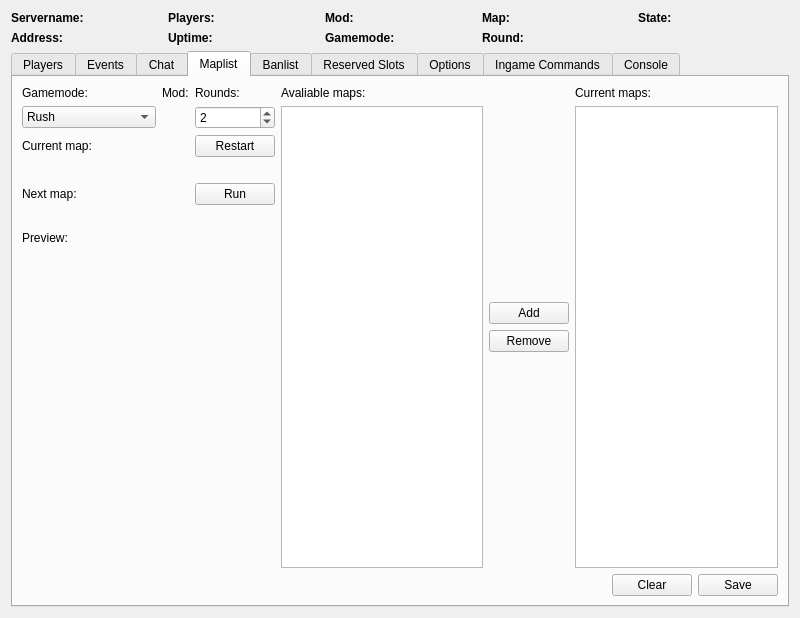
OpenRcon/OpenRcon, file Client/bfbc2/BFBC2.ui: the form before one commit.
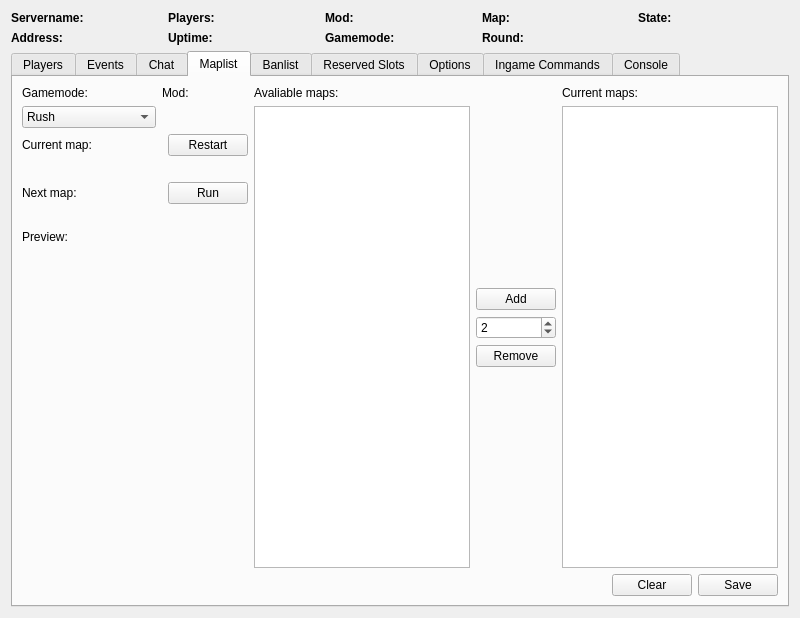
The form after the commit. The open tabs and pages were chosen to show the change. Icons and pictures are not drawn. Custom widgets are drawn as their Qt base class.

The edit to the form file:
```diff
--- a/Client/bfbc2/BFBC2.ui
+++ b/Client/bfbc2/BFBC2.ui
@@ -446,32 +446,6 @@
            </property>
           </widget>
          </item>
-         <item row="0" column="4" rowspan="2">
-          <widget class="QLabel" name="label_ml_mod_text">
-           <property name="sizePolicy">
-            <sizepolicy hsizetype="Preferred" vsizetype="Preferred">
-             <horstretch>0</horstretch>
-             <verstretch>0</verstretch>
-            </sizepolicy>
-           </property>
-           <property name="locale">
-            <locale language="English" country="UnitedStates"/>
-           </property>
-           <property name="text">
-            <string>Mod:</string>
-           </property>
-          </widget>
-         </item>
-         <item row="0" column="5" rowspan="2">
-          <widget class="QLabel" name="label_ml_rounds_text">
-           <property name="locale">
-            <locale language="English" country="UnitedStates"/>
-           </property>
-           <property name="text">
-            <string>Rounds:</string>
-           </property>
-          </widget>
-         </item>
          <item row="2" column="0" rowspan="3" colspan="4">
           <widget class="QComboBox" name="comboBox_ml_gamemode">
            <property name="locale">
@@ -499,26 +473,6 @@
            </item>
           </widget>
          </item>
-         <item row="2" column="4" rowspan="3">
-          <widget class="QLabel" name="label_ml_mod">
-           <property name="locale">
-            <locale language="English" country="UnitedStates"/>
-           </property>
-           <property name="text">
-            <string/>
-           </property>
-          </widget>
-         </item>
-         <item row="2" column="5" rowspan="3">
-          <widget class="QSpinBox" name="spinBox_ml_rounds">
-           <property name="locale">
-            <locale language="English" country="UnitedStates"/>
-           </property>
-           <property name="value">
-            <number>2</number>
-           </property>
-          </widget>
-         </item>
          <item row="5" column="0" colspan="3">
           <widget class="QLabel" name="label_ml_currentmap_text">
            <property name="locale">
@@ -625,6 +579,32 @@
            </property>
           </widget>
          </item>
+         <item row="2" column="4" rowspan="3" colspan="2">
+          <widget class="QLabel" name="label_ml_mod">
+           <property name="locale">
+            <locale language="English" country="UnitedStates"/>
+           </property>
+           <property name="text">
+            <string/>
+           </property>
+          </widget>
+         </item>
+         <item row="0" column="4" rowspan="2" colspan="2">
+          <widget class="QLabel" name="label_ml_mod_text">
+           <property name="sizePolicy">
+            <sizepolicy hsizetype="Preferred" vsizetype="Preferred">
+             <horstretch>0</horstretch>
+             <verstretch>0</verstretch>
+            </sizepolicy>
+           </property>
+           <property name="locale">
+            <locale language="English" country="UnitedStates"/>
+           </property>
+           <property name="text">
+            <string>Mod:</string>
+           </property>
+          </widget>
+         </item>
         </layout>
        </item>
        <item row="0" column="1" rowspan="2">
@@ -679,6 +659,16 @@
            </property>
           </widget>
          </item>
+         <item>
+          <widget class="QSpinBox" name="spinBox_ml_rounds">
+           <property name="locale">
+            <locale language="English" country="UnitedStates"/>
+           </property>
+           <property name="value">
+            <number>2</number>
+           </property>
+          </widget>
+         </item>
          <item>
           <widget class="QPushButton" name="pushButton_ml_remove">
            <property name="locale">
```
Left out of the diff: 2 changed lines with no effect on the pictures.
